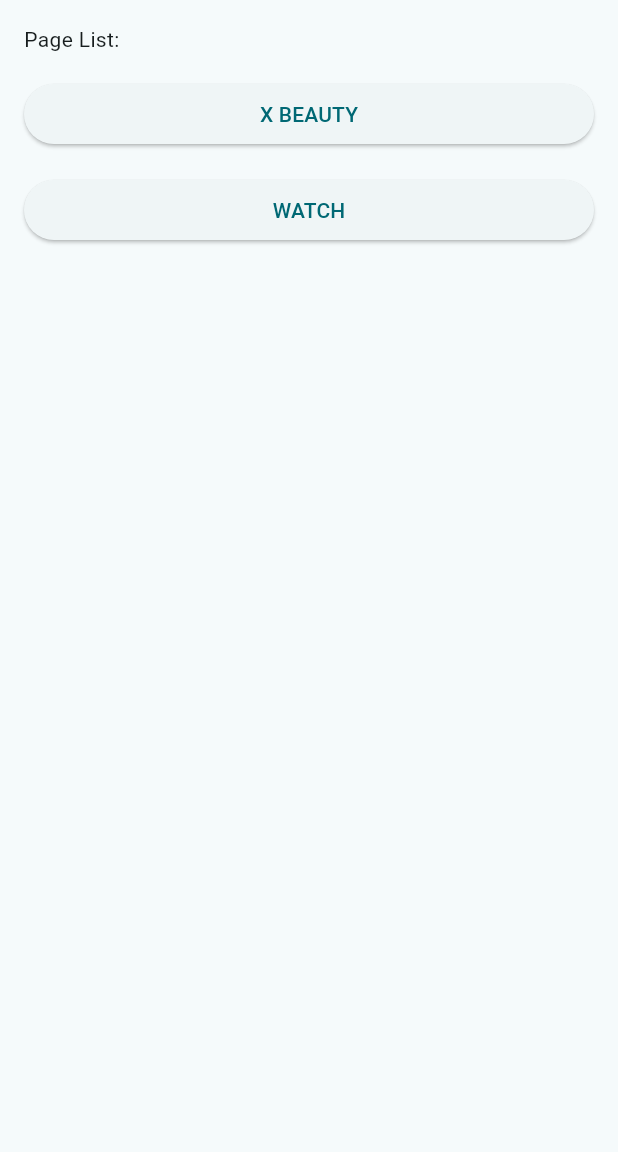
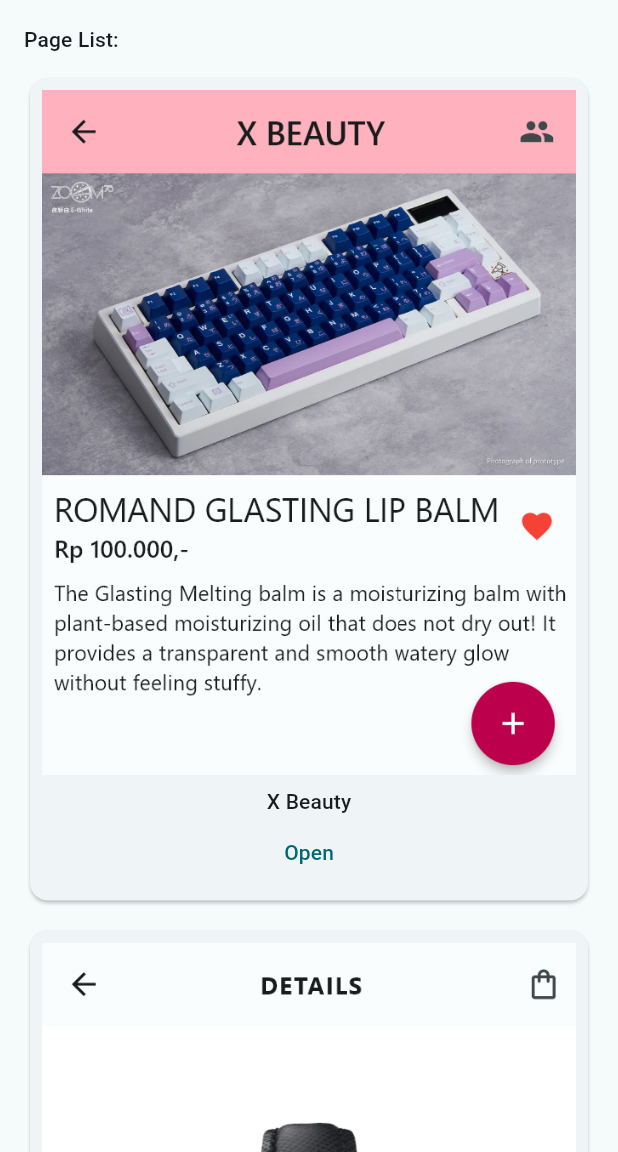
Before and after one commit to PixelSam123/flutter_task_archive, a Flutter app: the screen it shows after launch, on a phone screen of 412 x 824 dp, the part 84-1236 px from its top. Run offline on Flutter 3.47's test engine with Material 3 defaults, Android fonts, the phone set to English and light mode, and no system bars; missing offline and left inert: window_size.

Commit message:
add thumbnails

```diff
--- a/lib/main.dart
+++ b/lib/main.dart
@@ -45,7 +45,7 @@ class MyApp extends StatelessWidget {
         useMaterial3: true,
         colorScheme: ColorScheme.fromSeed(seedColor: Colors.grey),
       ),
-      home: const HomePage(),
+      home: HomePage(),
     );
   }
 }
--- a/lib/pages/home.dart
+++ b/lib/pages/home.dart
@@ -2,8 +2,29 @@ import 'package:flutter/material.dart';
 import 'package:flutter_task_archive/pages/watch.dart';
 import 'package:flutter_task_archive/pages/x_beauty.dart';
 
+class PageInfo {
+  final String title;
+  final String imageDir;
+  final Widget page;
+
+  PageInfo({required this.title, required this.imageDir, required this.page});
+}
+
 class HomePage extends StatelessWidget {
-  const HomePage({super.key});
+  HomePage({super.key});
+
+  final List<PageInfo> pages = [
+    PageInfo(
+      title: 'X Beauty',
+      imageDir: 'assets/x beauty.png',
+      page: XBeautyPage(),
+    ),
+    PageInfo(
+      title: 'Madison Watch',
+      imageDir: 'assets/watch.png',
+      page: WatchPage(),
+    ),
+  ];
 
   @override
   Widget build(BuildContext context) {
@@ -13,31 +34,58 @@ class HomePage extends StatelessWidget {
         foregroundColor: Theme.of(context).colorScheme.onSecondaryContainer,
         title: const Text('Flutter Task Archive'),
       ),
-      body: Padding(
+      body: Center(
+        child: ConstrainedBox(
+          constraints: const BoxConstraints(maxWidth: 512.0),
+          child: SingleChildScrollView(
             padding: const EdgeInsets.all(16.0),
             child: Column(
               crossAxisAlignment: CrossAxisAlignment.stretch,
               children: [
-            const Text('Page List:'),
-            const SizedBox(height: 16.0),
-            ElevatedButton(
+                Text(
+                  'Page List:',
+                  style: Theme.of(context).textTheme.titleSmall,
+                ),
+                const SizedBox(height: 12.0),
+                ...pages.map((page) {
+                  return Column(
+                    crossAxisAlignment: CrossAxisAlignment.stretch,
+                    children: [
+                      Card(
+                        child: Padding(
+                          padding: const EdgeInsets.all(8.0),
+                          child: Column(
+                            children: [
+                              Image.asset(
+                                page.imageDir,
+                                width: double.infinity,
+                              ),
+                              const SizedBox(height: 8.0),
+                              Text(
+                                page.title,
+                                style: Theme.of(context).textTheme.titleSmall,
+                              ),
+                              TextButton(
                                 onPressed: () {
                                   Navigator.of(context).push(
-                  MaterialPageRoute(builder: (context) => XBeautyPage()),
+                                    MaterialPageRoute(
+                                      builder: (context) => page.page,
+                                    ),
                                   );
                                 },
-              child: const Text('X BEAUTY'),
-            ),
-            const SizedBox(height: 16.0),
-            ElevatedButton(
-              onPressed: () {
-                Navigator.of(context).push(
-                  MaterialPageRoute(builder: (context) => WatchPage()),
-                );
-              },
-              child: const Text('WATCH'),
+                                child: const Text('Open'),
                               ),
                             ],
+                          ),
+                        ),
+                      ),
+                      const SizedBox(height: 12.0),
+                    ],
+                  );
+                }),
+              ],
+            ),
+          ),
         ),
       ),
     );
```
Also changed, not shown: assets/watch.png (added), assets/x beauty.png (added). Lines whose indentation alone changed are shown as unchanged.
